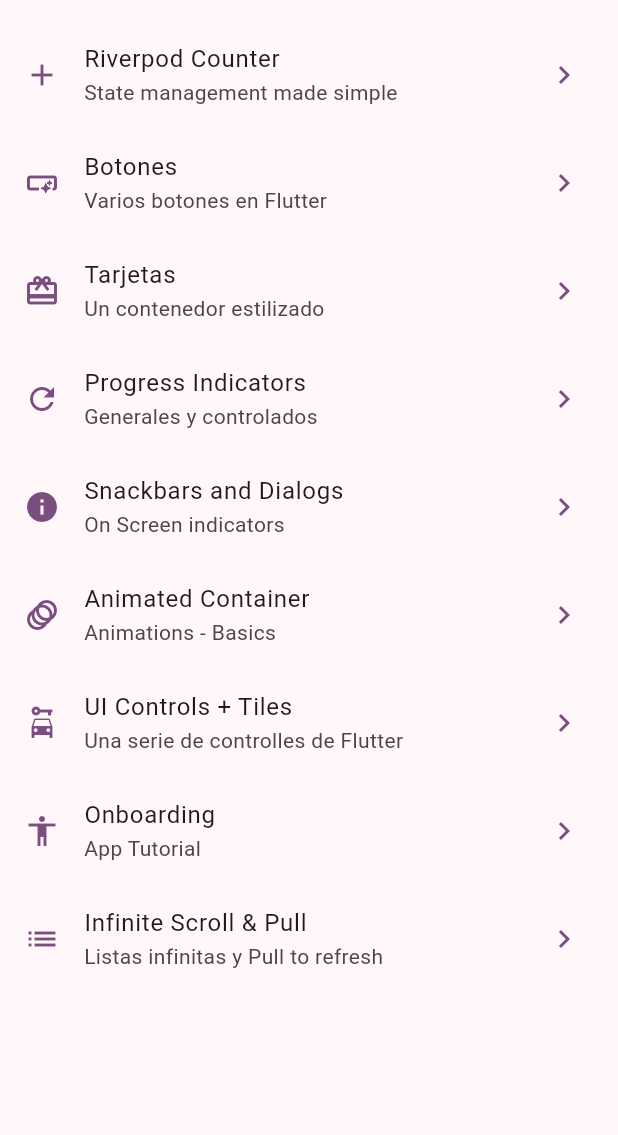
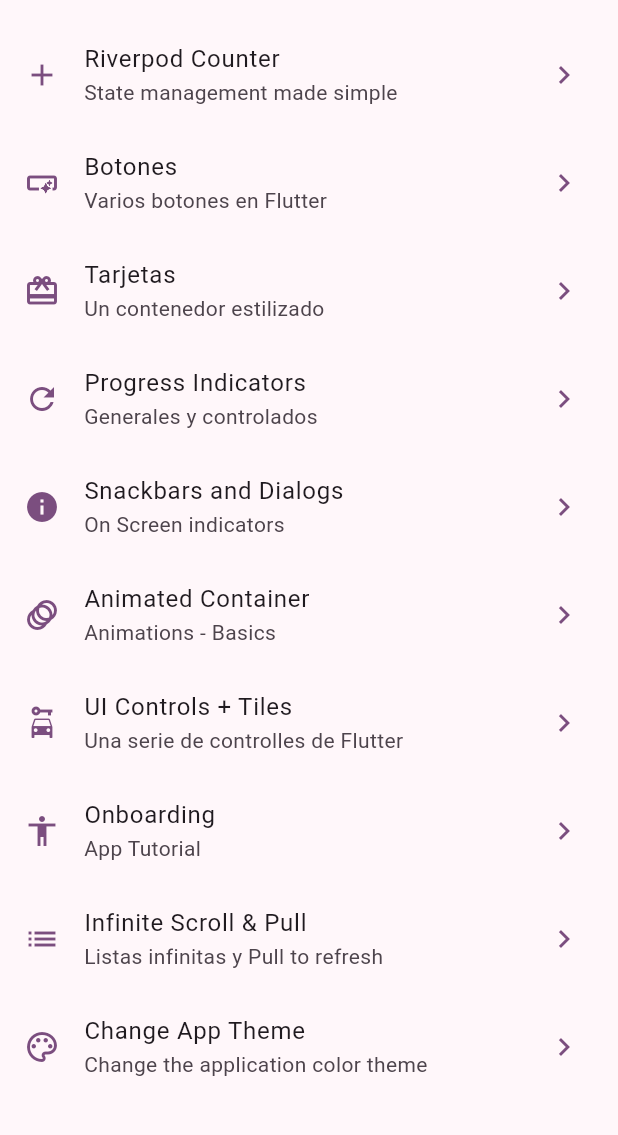
Before and after one commit to eacardenase/flutter-widgets, a Flutter app: the screen it shows after launch, on a phone screen of 412 x 824 dp, the part 63-1198 px from its top. Run offline on Flutter 3.47's test engine with Material 3 defaults, Android fonts, the phone set to English and light mode, and no system bars; our stand-ins replace animate_do, flutter_riverpod, go_router.

Commit message:
feat: setup theme changer

```diff
--- a/lib/config/menu/menu_items.dart
+++ b/lib/config/menu/menu_items.dart
@@ -71,4 +71,10 @@ const appMenuItems = <MenuItem>[
     link: InfiniteScrollScreen.name,
     icon: Icons.list,
   ),
+  MenuItem(
+    title: 'Change App Theme',
+    subTitle: 'Change the application color theme',
+    link: ThemeChangerScreen.name,
+    icon: Icons.color_lens_outlined,
+  ),
 ];
--- a/lib/config/router/app_router.dart
+++ b/lib/config/router/app_router.dart
@@ -55,5 +55,10 @@ final appRouter = GoRouter(
       path: '/counter',
       builder: (context, state) => const CounterScreen(),
     ),
+    GoRoute(
+      name: ThemeChangerScreen.name,
+      path: '/theme_changer',
+      builder: (context, state) => const ThemeChangerScreen(),
+    ),
   ],
 );
--- a/lib/config/theme/app_theme.dart
+++ b/lib/config/theme/app_theme.dart
@@ -1,6 +1,6 @@
 import 'package:flutter/material.dart';
 
-const _colors = <Color>[
+const colors = <Color>[
   Colors.blue,
   Colors.teal,
   Colors.green,
@@ -18,12 +18,12 @@ class AppTheme {
   AppTheme({
     this.selectedColor = 0,
   }) : assert(
-          selectedColor >= 0 && selectedColor < _colors.length,
-          "Must be between 0 and ${_colors.length - 1}",
+          selectedColor >= 0 && selectedColor < colors.length,
+          "Must be between 0 and ${colors.length - 1}",
         );
 
   ThemeData getTheme() => ThemeData(
-        colorSchemeSeed: _colors[selectedColor],
+        colorSchemeSeed: colors[selectedColor],
         appBarTheme: const AppBarTheme(
           centerTitle: true,
         ),
--- a/lib/presentation/providers/theme_provider.dart
+++ b/lib/presentation/providers/theme_provider.dart
@@ -1,3 +1,9 @@
+import 'package:flutter/widgets.dart';
+
 import 'package:flutter_riverpod/flutter_riverpod.dart';
 
+import 'package:widgets_app/config/theme/app_theme.dart';
+
 final isDarkModeProvider = StateProvider<bool>((ref) => false);
+
+final colorListProvider = Provider<List<Color>>((ref) => colors);
--- a/lib/presentation/screens/screens.dart
+++ b/lib/presentation/screens/screens.dart
@@ -7,4 +7,5 @@ export 'package:widgets_app/presentation/screens/home/home_screen.dart';
 export 'package:widgets_app/presentation/screens/infinite_scroll/infinite_scroll_screen.dart';
 export 'package:widgets_app/presentation/screens/progress/progress_screen.dart';
 export 'package:widgets_app/presentation/screens/snackbar/snackbar_screen.dart';
+export 'package:widgets_app/presentation/screens/theme_changer/theme_changer_screen.dart';
 export 'package:widgets_app/presentation/screens/ui_controls/ui_controls_screen.dart';
```
Also changed, not shown: lib/presentation/screens/theme_changer/theme_changer_screen.dart (added, +61 -0 lines).
